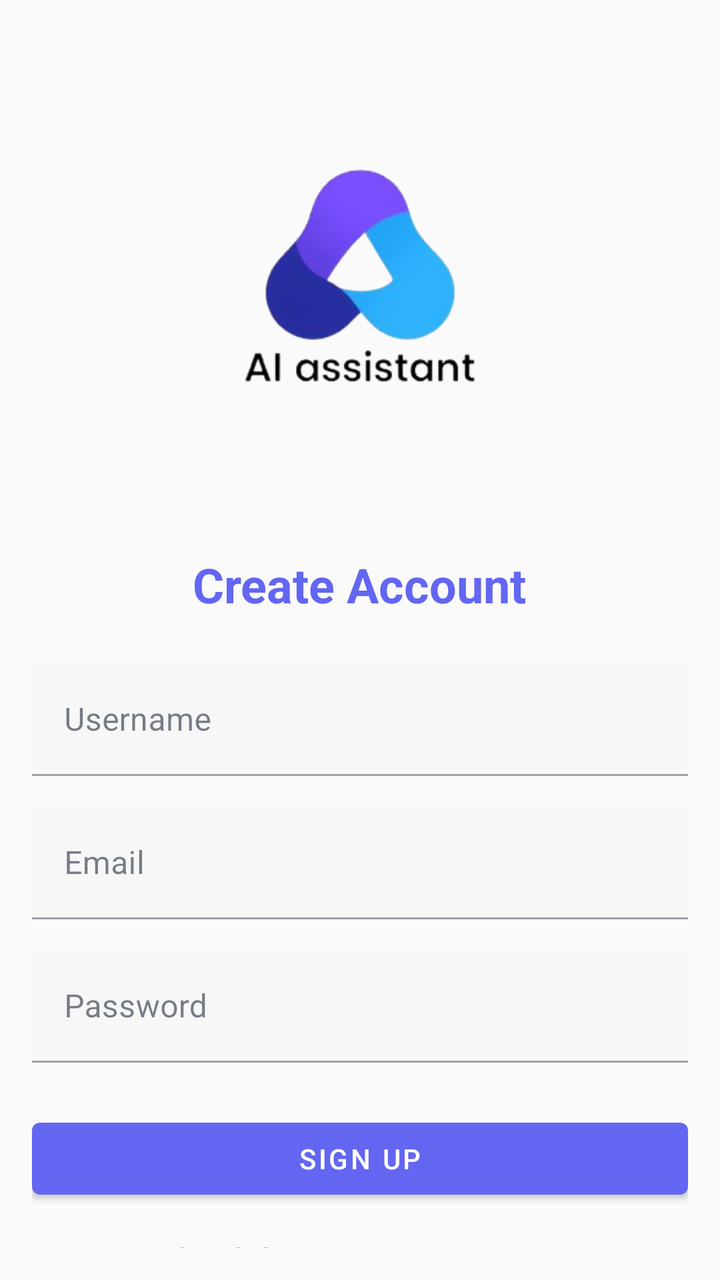
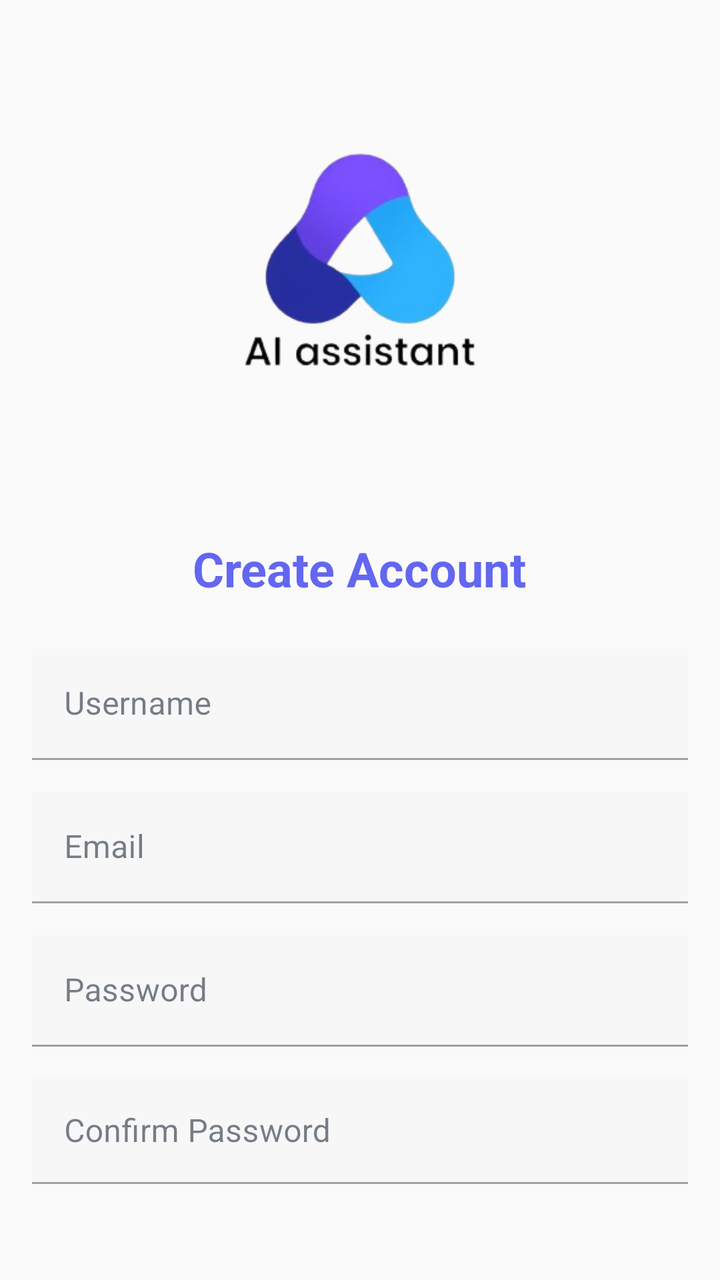

Two renders of the same Android screen: before a commit and after it. Below are the layout's source before the change and the commit's diff.
<!-- AndroidManifest.xml: activity theme Theme.AIAssistant -->
<!-- res/layout/activity_signup.xml -->
<?xml version="1.0" encoding="utf-8"?>
<LinearLayout xmlns:android="http://schemas.android.com/apk/res/android"
    xmlns:app="http://schemas.android.com/apk/res-auto"
    android:layout_width="match_parent"
    android:layout_height="match_parent"
    android:orientation="vertical"
    android:gravity="center"
    android:padding="16dp"
    android:background="?android:attr/colorBackground">

    <ImageView
        android:layout_width="306dp"
        android:layout_height="244dp"
        android:layout_marginBottom="16dp"
        android:contentDescription="AI Assistant Logo"
        android:scaleType="centerCrop"
        android:src="@drawable/ai_logo" />

    <TextView
        android:layout_width="wrap_content"
        android:layout_height="wrap_content"
        android:text="Create Account"
        android:textSize="24sp"
        android:textStyle="bold"
        android:layout_marginBottom="24dp"
        android:textColor="?attr/colorPrimary"/>

    <com.google.android.material.textfield.TextInputLayout
        android:layout_width="match_parent"
        android:layout_height="wrap_content"
        android:layout_marginBottom="16dp">

        <com.google.android.material.textfield.TextInputEditText
            android:id="@+id/signupUsernameEditText"
            android:layout_width="match_parent"
            android:layout_height="wrap_content"
            android:background="#f7f7f7"
            android:hint="Username" />
    </com.google.android.material.textfield.TextInputLayout>

    <com.google.android.material.textfield.TextInputLayout
        android:layout_width="match_parent"
        android:layout_height="wrap_content"
        android:layout_marginBottom="16dp">

        <com.google.android.material.textfield.TextInputEditText
            android:id="@+id/signupEmailEditText"
            android:layout_width="match_parent"
            android:layout_height="wrap_content"
            android:background="#f7f7f7"
            android:hint="Email"
            android:inputType="textEmailAddress" />
    </com.google.android.material.textfield.TextInputLayout>

    <com.google.android.material.textfield.TextInputLayout
        android:layout_width="match_parent"
        android:layout_height="wrap_content"
        android:layout_marginBottom="24dp">

        <com.google.android.material.textfield.TextInputEditText
            android:id="@+id/signupPasswordEditText"
            android:layout_width="match_parent"
            android:layout_height="wrap_content"
            android:background="#f7f7f7"
            android:hint="Password"
            android:inputType="textPassword" />
    </com.google.android.material.textfield.TextInputLayout>

    <com.google.android.material.button.MaterialButton
        android:id="@+id/signupButton"
        android:layout_width="match_parent"
        android:layout_height="wrap_content"
        android:text="Sign Up" />

    <TextView
        android:id="@+id/loginTextView"
        android:layout_width="wrap_content"
        android:layout_height="wrap_content"
        android:layout_marginTop="16dp"
        android:text="Already have an account? Login"
        android:textColor="?attr/colorPrimary"
        android:textStyle="bold"
        android:clickable="true"
        android:focusable="true"/>

</LinearLayout>
<!-- resources referenced by this layout -->
<resources>
  <!-- drawable ai_logo: png bitmap (drawable, 43762 bytes) -->
  <style name="Theme.AIAssistant" parent="Base.Theme.AIAssistant" />
  <style name="Base.Theme.AIAssistant" parent="Theme.MaterialComponents.DayNight.NoActionBar">
          
          <item name="colorPrimary">@color/brand_primary</item>
          <item name="colorPrimaryVariant">@color/brand_secondary</item>
          <item name="colorOnPrimary">@color/white</item>
  
          
          <item name="colorSecondary">@color/brand_accent</item>
          <item name="colorSecondaryVariant">@color/brand_accent</item>
          <item name="colorOnSecondary">@color/white</item>
  
          
          <item name="colorSurface">@color/background_surface</item>
          <item name="colorOnSurface">@color/textColorPrimary</item>
  
          
          <item name="android:colorBackground">@color/background_primary</item>
  
          
          <item name="android:statusBarColor">@color/brand_primary</item>
          <item name="android:windowLightStatusBar">false</item>
  
          
          <item name="textAppearanceHeadline6">@style/TextAppearance.MaterialComponents.Headline6</item>
          <item name="textAppearanceBody1">@style/TextAppearance.MaterialComponents.Body1</item>
      </style>
  <color name="brand_primary">#6366F1</color>
  <color name="brand_secondary">#8B5CF6</color>
  <color name="white">#FFFFFFFF</color>
  <color name="brand_accent">#06B6D4</color>
  <color name="background_surface">#FFFFFF</color>
  <color name="textColorPrimary">#1E293B</color>
  <color name="background_primary">#FAFAFA</color>
</resources>

<!-- the commit's change to res/layout/activity_signup.xml (unified diff, before → after) -->
@@ -55,7 +55,7 @@
     <com.google.android.material.textfield.TextInputLayout
         android:layout_width="match_parent"
         android:layout_height="wrap_content"
-        android:layout_marginBottom="24dp">
+        android:layout_marginBottom="16dp">
 
         <com.google.android.material.textfield.TextInputEditText
             android:id="@+id/signupPasswordEditText"
@@ -63,6 +63,20 @@
             android:layout_height="wrap_content"
             android:background="#f7f7f7"
             android:hint="Password"
+            android:inputType="textPassword" />
+    </com.google.android.material.textfield.TextInputLayout>
+
+    <com.google.android.material.textfield.TextInputLayout
+        android:layout_width="match_parent"
+        android:layout_height="wrap_content"
+        android:layout_marginBottom="24dp">
+
+        <com.google.android.material.textfield.TextInputEditText
+            android:id="@+id/signupConfirmPasswordEditText"
+            android:layout_width="match_parent"
+            android:layout_height="wrap_content"
+            android:background="#f7f7f7"
+            android:hint="Confirm Password"
             android:inputType="textPassword" />
     </com.google.android.material.textfield.TextInputLayout>
 
